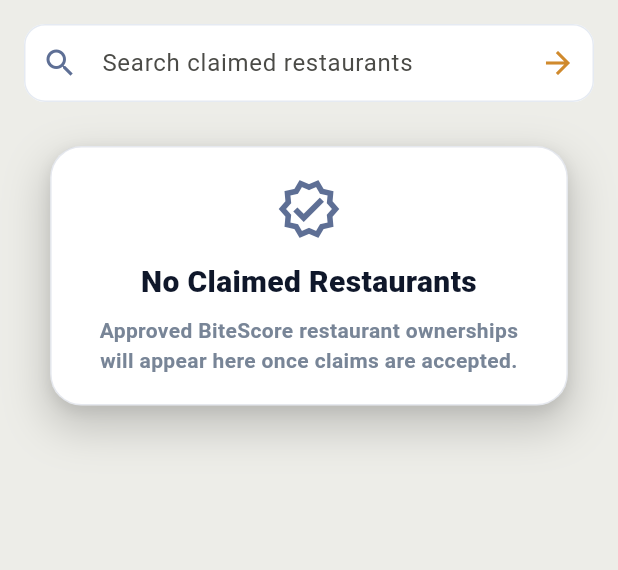
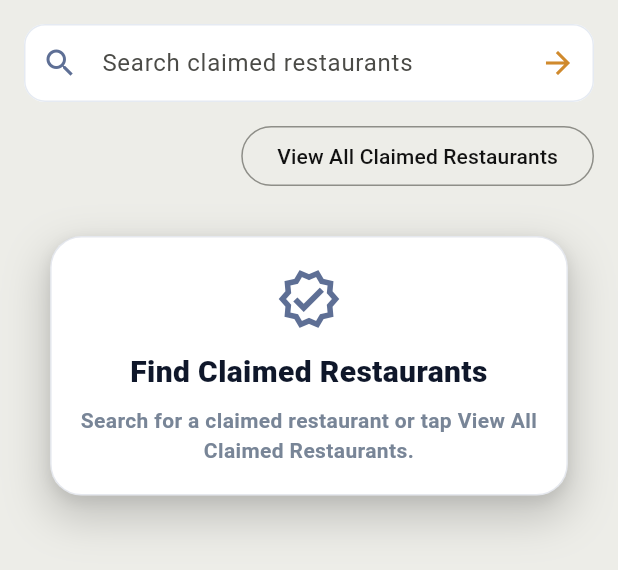
Before and after one commit to BiteBiteApp/coupon_app, a Flutter app: the _BiteScoreApprovedOwnershipAdminList widget shown alone on an empty page, opened directly, on a phone screen of 412 x 824 dp. Shown: the top 570 px of the screen. Run offline on Flutter 3.47's test engine with Material 3 defaults, Android fonts, the phone set to English and light mode, and no system bars; our stand-ins replace app_links, cloud_firestore, cloud_functions, firebase_auth, firebase_core, firebase_storage and 5 more; accounts and stored records are empty.

Commit message:
Improve BiteScore admin claimed restaurants search and view all

```diff
--- a/lib/screens/bitescore_admin_screen.dart
+++ b/lib/screens/bitescore_admin_screen.dart
@@ -2673,6 +2673,7 @@
 class _BiteScoreApprovedOwnershipAdminListState
     extends State<_BiteScoreApprovedOwnershipAdminList> {
   final TextEditingController _searchController = TextEditingController();
+  bool _showAllClaimedRestaurants = false;
 
   @override
   void dispose() {
@@ -2762,8 +2763,56 @@
     }
   }
 
+  Widget _buildClaimedRestaurantSearchControls() {
+    return Column(
+      children: [
+        _AdminSearchField(
+          controller: _searchController,
+          label: 'Search claimed restaurants',
+          onChanged: (_) => setState(() {}),
+        ),
+        const SizedBox(height: 12),
+        Align(
+          alignment: Alignment.centerRight,
+          child: OutlinedButton(
+            onPressed: () {
+              setState(() {
+                _showAllClaimedRestaurants = !_showAllClaimedRestaurants;
+              });
+            },
+            child: Text(
+              _showAllClaimedRestaurants
+                  ? 'Hide All Claimed Restaurants'
+                  : 'View All Claimed Restaurants',
+            ),
+          ),
+        ),
+      ],
+    );
+  }
+
   @override
   Widget build(BuildContext context) {
+    final isSearching = _searchController.text.trim().isNotEmpty;
+    final shouldLoadClaimedRestaurants =
+        _showAllClaimedRestaurants || isSearching;
+
+    if (!shouldLoadClaimedRestaurants) {
+      return ListView(
+        padding: const EdgeInsets.all(16),
+        children: [
+          _buildClaimedRestaurantSearchControls(),
+          const SizedBox(height: 12),
+          const _AdminEmptyStateCard(
+            icon: Icons.verified_outlined,
+            title: 'Find Claimed Restaurants',
+            message:
+                'Search for a claimed restaurant or tap View All Claimed Restaurants.',
+          ),
+        ],
+      );
+    }
+
     return StreamBuilder<List<BiteScoreApprovedOwnershipEntry>>(
       stream: BiteScoreService.approvedOwnershipsAdminStream(),
       builder: (context, snapshot) {
@@ -2791,7 +2840,15 @@
                 entry.restaurant.name,
                 entry.restaurant.city,
                 entry.restaurant.state,
+                entry.restaurant.zipCode,
+                entry.restaurant.address,
+                entry.restaurant.phone,
+                entry.restaurant.website,
+                entry.restaurant.id,
                 entry.restaurant.ownerUserId,
+                entry.approvedClaim?.status,
+                entry.approvedClaim?.requesterUserId,
+                entry.approvedClaim?.restaurantId,
                 entry.approvedClaim?.email,
                 entry.approvedClaim?.phone,
                 entry.approvedClaim?.claimantName,
@@ -2802,11 +2859,7 @@
         return ListView(
           padding: const EdgeInsets.all(16),
           children: [
-            _AdminSearchField(
-              controller: _searchController,
-              label: 'Search claimed restaurants',
-              onChanged: (_) => setState(() {}),
-            ),
+            _buildClaimedRestaurantSearchControls(),
             const SizedBox(height: 12),
             if (entries.isEmpty)
               const _AdminEmptyStateCard(
```
